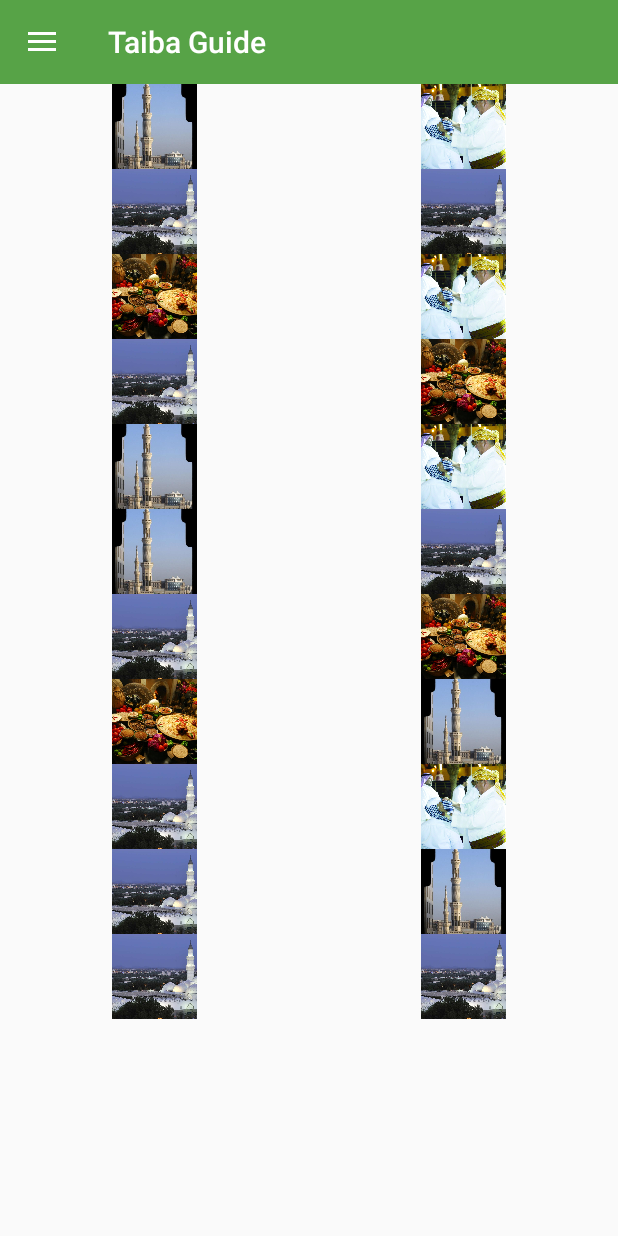
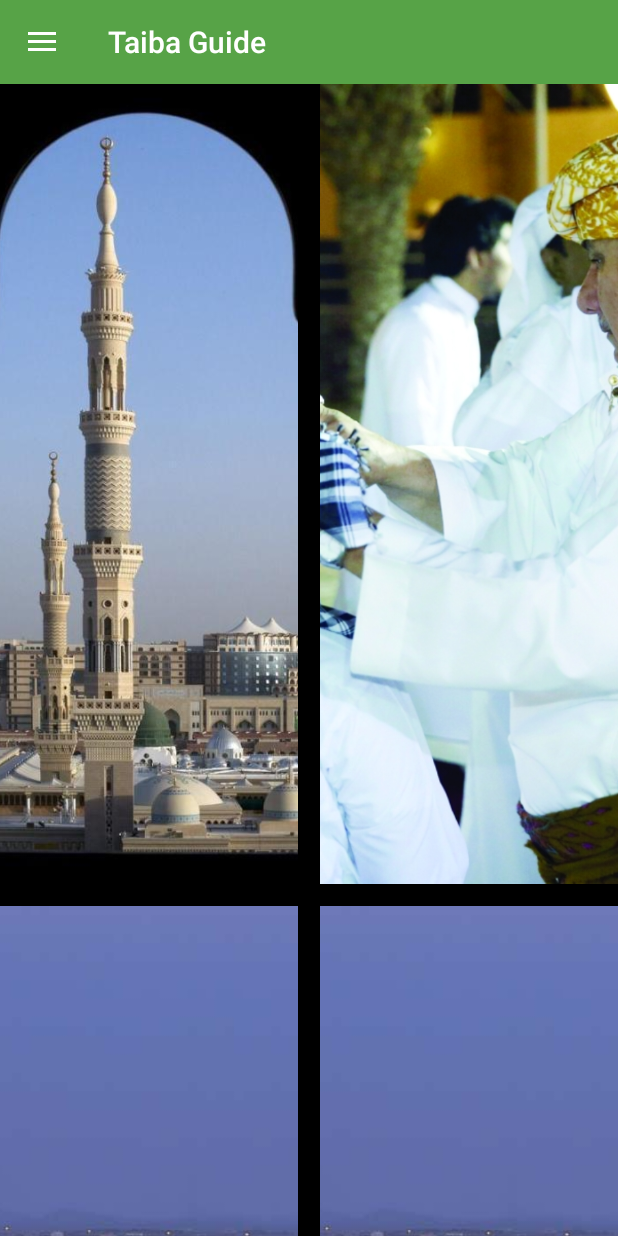
Before and after one commit to seraadam/almadina_app, an Android app: the fragment ImagesFragment placed in its activity, on a phone screen of 412 x 824 dp. Run offline under Robolectric (Android 15) with nearby library versions, the phone set to English and light mode, and no system bars; our stand-ins replace Picasso, Volley; network calls fail; pictures from the network do not load.

Commit message:
add multimedia

```diff
--- a/app/src/main/java/com/example/project1/adapters/PhotoImageAdapter.java
+++ b/app/src/main/java/com/example/project1/adapters/PhotoImageAdapter.java
@@ -36,7 +36,7 @@ public class PhotoImageAdapter extends BaseAdapter {
         ImageView imageView;
         if (convertView == null) {  // if it's not recycled, initialize some attributes
             imageView = new ImageView(mContext);
-            imageView.setLayoutParams(new GridView.LayoutParams(85, 85));
+            imageView.setLayoutParams(new GridView.LayoutParams(ViewGroup.LayoutParams.MATCH_PARENT, 800));
             imageView.setScaleType(ImageView.ScaleType.CENTER_CROP);
            // imageView.setPadding(8, 8, 8, 8);
         } else {
--- a/app/src/main/java/com/example/project1/fragments/ImagesFragment.java
+++ b/app/src/main/java/com/example/project1/fragments/ImagesFragment.java
@@ -8,6 +8,7 @@ import android.util.Log;
 import android.view.LayoutInflater;
 import android.view.View;
 import android.view.ViewGroup;
+import android.widget.ArrayAdapter;
 import android.widget.GridView;
 
 import com.android.volley.DefaultRetryPolicy;
@@ -86,8 +87,13 @@ public class ImagesFragment extends Fragment {
                              Bundle savedInstanceState) {
         // Inflate the layout for this fragment
         Log.e("id",mParam1+"");
+
+
+
         View r = inflater.inflate(R.layout.fragment_images, container, false);
         photos =  r.findViewById(R.id.photos);
+      //  photos.setAdapter(new ArrayAdapter<String>(getActivity(), android.R.layout.simple_list_item_1, getphotos(mParam1)));
+
         photos.setAdapter(new PhotoImageAdapter(r.getContext(),getphotos(mParam1))); // uses the view to get the context instead of getActivity().
 
         return r;
--- a/app/src/main/res/layout/fragment_images.xml
+++ b/app/src/main/res/layout/fragment_images.xml
@@ -2,16 +2,22 @@
 <FrameLayout xmlns:android="http://schemas.android.com/apk/res/android"
     xmlns:tools="http://schemas.android.com/tools"
     android:layout_width="match_parent"
+    android:background="#000000"
     android:layout_height="match_parent"
     tools:context=".fragments.ImagesFragment">
 
     <!-- TODO: Update blank fragment layout -->
     <GridView
         android:id="@+id/photos"
+        android:scrollbars="none"
         android:layout_width="match_parent"
         android:layout_height="match_parent"
+        android:numColumns="2"
+        android:verticalSpacing="15dip"
+        android:horizontalSpacing="15dip"
+        android:columnWidth="100dip"
+        android:stretchMode="columnWidth"
         android:gravity="center"
-        android:numColumns="auto_fit"
-        android:columnWidth="200dp"/>
+        />
 
 </FrameLayout>
```
